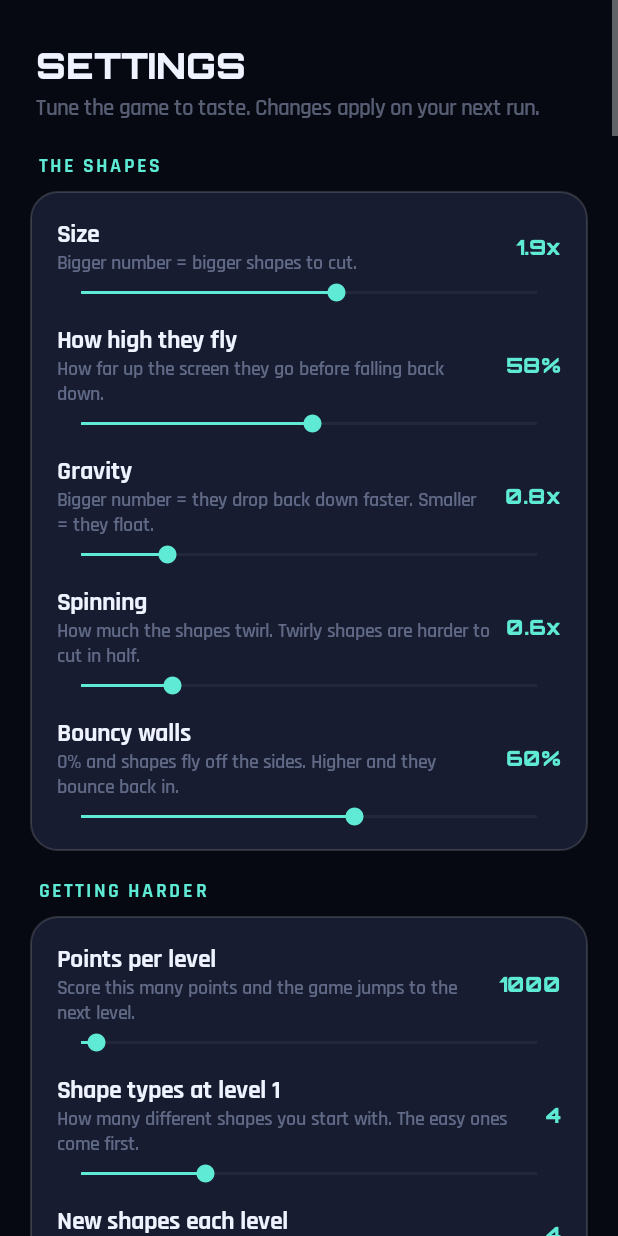
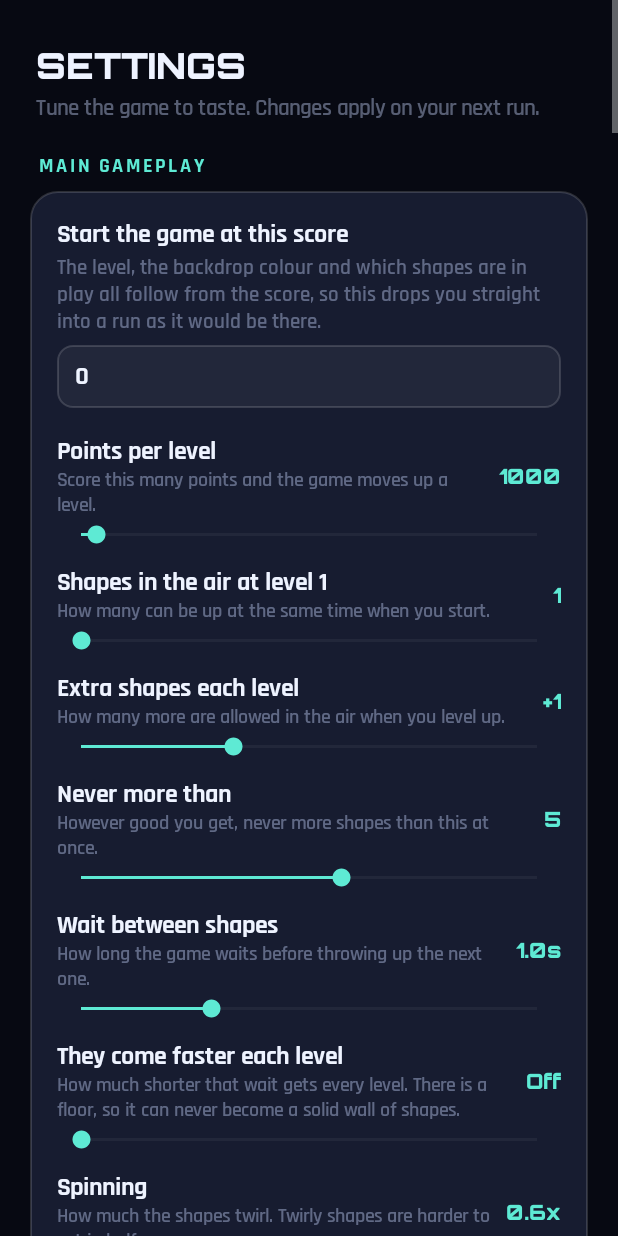
Before and after one commit to milanmishrarighter/Half-measures, an Android app: the DevSettingsActivity screen opened directly, with no data from a screen before it, on a phone screen of 412 x 824 dp. Run offline under Robolectric (Android 15) with nearby library versions, the phone set to English and light mode, and no system bars.

Commit message:
Redraw the broken shapes, guard against malformed ones, add a MAIN GAMEPLAY section
Shapes
- Heart, Cloud, Bone and Moon all crossed themselves, which is not merely ugly:
  the shoelace sum double-counts the overlap, so their area was wrong and every
  judgement built on it was wrong too. That is what the difficulty metric was
  actually reporting when it scored those three at double everything else; I
  read it as concavity at the time and was wrong.
  - Heart is now the parametric curve, which cannot cross itself.
  - Cloud is the upper envelope of three discs sunk into a slab, sampled left
    to right - walking an envelope in one direction cannot fold back. Discs
    resting on a line read as a loaf; sunk into a slab they read as a cloud.
  - Bone is the top edge then the bottom edge of a shaft-and-knuckles union.
    Its shaft was as thick as the lobes were tall, which is the letter H.
  - Moon is two arcs meeting at their true intersection points, computed
    rather than guessed at round angles that did not actually meet.
  - Tree gains a third tier and a narrower trunk. Two shallow tiers on a wide
    trunk is an upload arrow, which is what it looked like.
- Outlines are now tidied on construction: repeated points and points on a
  straight line between their neighbours are dropped.
- A self-intersection test now gates the catalogue. A malformed outline is
  excluded from the unlock order entirely rather than reaching a player, so
  this class of bug cannot survive several builds again.

Settings
- New MAIN GAMEPLAY section at the top, holding the knobs worth reaching for
  now the game is settled: the score a run starts at, points per level, the
  concurrency ladder, the gap between shapes and how much it tightens each
  level, and spin plus its per-level increase. Everything moved rather than
  duplicated, so no two sliders write the same value.
- Starting score is a typed field, not a slider: 47,000 is a specific thing to
  ask for and no slider lands on it. The level, the backdrop's hue and the
  shape pool all follow from the score, so nothing else needs setting.
- New per-level spawn speed-up, floored so the ladder can bite without the
  game becoming a wall of shapes.
- The hand-picked 21-shape catalogue is now the factory default.

```diff
--- a/app/src/main/java/com/halfmeasures/slicegame/DevSettingsActivity.kt
+++ b/app/src/main/java/com/halfmeasures/slicegame/DevSettingsActivity.kt
@@ -70,6 +70,66 @@ class DevSettingsActivity : AppCompatActivity() {
 
         root.addView(header())
 
+        card("MAIN GAMEPLAY").let { c ->
+            root.addView(c.wrapper)
+            numberField(
+                c.body, "Start the game at this score",
+                "The level, the backdrop colour and which shapes are in play all follow from " +
+                    "the score, so this drops you straight into a run as it would be there.",
+                settings.startingScore
+            ) { settings.startingScore = it }
+            slider(
+                c.body, "Points per level", "Score this many points and the game moves up a level.",
+                GameSettings.MIN_STAGE_SCORE_INTERVAL.toFloat(), GameSettings.MAX_STAGE_SCORE_INTERVAL.toFloat(),
+                settings.stageScoreInterval.toFloat(),
+                { "${it.roundToInt()}" }, { settings.stageScoreInterval = it.roundToInt() }
+            )
+            slider(
+                c.body, "Shapes in the air at level 1", "How many can be up at the same time when you start.",
+                GameSettings.MIN_CONCURRENCY.toFloat(), GameSettings.MAX_CONCURRENCY_LIMIT.toFloat(),
+                settings.startConcurrency.toFloat(),
+                { "${it.roundToInt()}" }, { settings.startConcurrency = it.roundToInt() }
+            )
+            slider(
+                c.body, "Extra shapes each level", "How many more are allowed in the air when you level up.",
+                GameSettings.MIN_CONCURRENCY_PER_STAGE.toFloat(), GameSettings.MAX_CONCURRENCY_PER_STAGE.toFloat(),
+                settings.concurrencyPerStage.toFloat(),
+                { "+${it.roundToInt()}" }, { settings.concurrencyPerStage = it.roundToInt() }
+            )
+            slider(
+                c.body, "Never more than", "However good you get, never more shapes than this at once.",
+                GameSettings.MIN_CONCURRENCY.toFloat(), GameSettings.MAX_CONCURRENCY_LIMIT.toFloat(),
+                settings.maxConcurrency.toFloat(),
+                { "${it.roundToInt()}" }, { settings.maxConcurrency = it.roundToInt() }
+            )
+            slider(
+                c.body, "Wait between shapes", "How long the game waits before throwing up the next one.",
+                GameSettings.MIN_SPAWN_GAP_MS.toFloat(), GameSettings.MAX_SPAWN_GAP_MS.toFloat(),
+                settings.spawnGapMs.toFloat(),
+                { "%.1fs".format(it / 1000f) }, { settings.spawnGapMs = it.toLong() }
+            )
+            slider(
+                c.body, "They come faster each level",
+                "How much shorter that wait gets every level. There is a floor, so it can never " +
+                    "become a solid wall of shapes.",
+                GameSettings.MIN_SPAWN_SPEED_UP_PERCENT, GameSettings.MAX_SPAWN_SPEED_UP_PERCENT,
+                settings.spawnSpeedUpPercent,
+                { if (it < 0.5f) "Off" else "-${it.roundToInt()}% / level" },
+                { settings.spawnSpeedUpPercent = it }
+            )
+            slider(
+                c.body, "Spinning", "How much the shapes twirl. Twirly shapes are harder to cut in half.",
+                GameSettings.MIN_ROTATION_SCALE, GameSettings.MAX_ROTATION_SCALE, settings.rotationScale,
+                { "%.1fx".format(it) }, { settings.rotationScale = it }
+            )
+            slider(
+                c.body, "Extra spin each level", "How much twirlier they get when you level up.",
+                GameSettings.MIN_ROTATION_PER_STAGE_PERCENT, GameSettings.MAX_ROTATION_PER_STAGE_PERCENT,
+                settings.rotationPerStagePercent,
+                { "+${it.roundToInt()}%" }, { settings.rotationPerStagePercent = it }
+            )
+        }
+
         card("THE SHAPES").let { c ->
             root.addView(c.wrapper)
             slider(
@@ -88,11 +148,6 @@ class DevSettingsActivity : AppCompatActivity() {
                 { "%.1fx".format(it) }, { settings.gravityScale = it }
             )
             slider(
-                c.body, "Spinning", "How much the shapes twirl. Twirly shapes are harder to cut in half.",
-                GameSettings.MIN_ROTATION_SCALE, GameSettings.MAX_ROTATION_SCALE, settings.rotationScale,
-                { "%.1fx".format(it) }, { settings.rotationScale = it }
-            )
-            slider(
                 c.body, "Bouncy walls", "0% and shapes fly off the sides. Higher and they bounce back in.",
                 GameSettings.MIN_WALL_STRENGTH, GameSettings.MAX_WALL_STRENGTH, settings.wallStrength,
                 { if (it <= 0.01f) "Off" else "${(it * 100).roundToInt()}%" }, { settings.wallStrength = it }
@@ -101,12 +156,6 @@ class DevSettingsActivity : AppCompatActivity() {
 
         card("GETTING HARDER").let { c ->
             root.addView(c.wrapper)
-            slider(
-                c.body, "Points per level", "Score this many points and the game jumps to the next level.",
-                GameSettings.MIN_STAGE_SCORE_INTERVAL.toFloat(), GameSettings.MAX_STAGE_SCORE_INTERVAL.toFloat(),
-                settings.stageScoreInterval.toFloat(),
-                { "${it.roundToInt()}" }, { settings.stageScoreInterval = it.roundToInt() }
-            )
             slider(
                 c.body, "Shape types at level 1", "How many different shapes you start with. The easy ones come first.",
                 GameSettings.MIN_STARTING_SHAPE_COUNT.toFloat(), GameSettings.MAX_STARTING_SHAPE_COUNT.toFloat(),
@@ -120,46 +169,12 @@ class DevSettingsActivity : AppCompatActivity() {
                 { "${it.roundToInt()}" }, { settings.shapesPerStage = it.roundToInt() }
             )
             slider(
-                c.body, "Extra shapes each level", "How many more shapes are allowed in the air when you level up.",
-                GameSettings.MIN_CONCURRENCY_PER_STAGE.toFloat(), GameSettings.MAX_CONCURRENCY_PER_STAGE.toFloat(),
-                settings.concurrencyPerStage.toFloat(),
-                { "+${it.roundToInt()}" }, { settings.concurrencyPerStage = it.roundToInt() }
-            )
-            slider(
-                c.body, "Extra spin each level", "How much twirlier the shapes get when you level up.",
-                GameSettings.MIN_ROTATION_PER_STAGE_PERCENT, GameSettings.MAX_ROTATION_PER_STAGE_PERCENT,
-                settings.rotationPerStagePercent,
-                { "+${it.roundToInt()}%" }, { settings.rotationPerStagePercent = it }
-            )
-            slider(
                 c.body, "Throw-in spread each level",
                 "Shapes get thrown in from the far sides. This is how much further toward the middle they can start each time you level up.",
                 GameSettings.MIN_LAUNCH_CENTRE_CREEP, GameSettings.MAX_LAUNCH_CENTRE_CREEP,
                 settings.launchCentreCreep,
                 { if (it <= 0.002f) "Sides only" else "+${(it * 100).roundToInt()}%" },
                 { settings.launchCentreCreep = it }
-            )
-        }
-
-        card("HOW MANY AT ONCE").let { c ->
-            root.addView(c.wrapper)
-            slider(
-                c.body, "Shapes in the air at level 1", "How many shapes can be up at the same time when you start.",
-                GameSettings.MIN_CONCURRENCY.toFloat(), GameSettings.MAX_CONCURRENCY_LIMIT.toFloat(),
-                settings.startConcurrency.toFloat(),
-                { "${it.roundToInt()}" }, { settings.startConcurrency = it.roundToInt() }
-            )
-            slider(
-                c.body, "Never more than", "No matter how good you get, never more shapes than this at once.",
-                GameSettings.MIN_CONCURRENCY.toFloat(), GameSettings.MAX_CONCURRENCY_LIMIT.toFloat(),
-                settings.maxConcurrency.toFloat(),
-                { "${it.roundToInt()}" }, { settings.maxConcurrency = it.roundToInt() }
-            )
-            slider(
-                c.body, "Wait between shapes", "How long the game waits before throwing up the next shape.",
-                GameSettings.MIN_SPAWN_GAP_MS.toFloat(), GameSettings.MAX_SPAWN_GAP_MS.toFloat(),
-                settings.spawnGapMs.toFloat(),
-                { "%.1fs".format(it / 1000f) }, { settings.spawnGapMs = it.toLong() }
             )
         }
 
@@ -452,6 +467,64 @@ class DevSettingsActivity : AppCompatActivity() {
     }
 
     private class Card(val wrapper: LinearLayout, val body: LinearLayout)
+
+    /**
+     * A labelled number you type rather than drag. Some values are not a range to
+     * feel your way along - a starting score of 47,000 is a specific thing to ask
+     * for, and no slider is going to land on it.
+     */
+    private fun numberField(
+        parent: LinearLayout,
+        label: String,
+        detail: String,
+        initial: Int,
+        onChange: (Int) -> Unit
+    ) {
+        parent.addView(TextView(this).apply {
+            text = label
+            typeface = Theme.uiBold(this@DevSettingsActivity)
+            setTextColor(Theme.textPrimary)
+            textSize = 17f
+            setPadding(0, dp(12f), 0, 0)
+        })
+        parent.addView(TextView(this).apply {
+            text = detail
+            typeface = Theme.ui(this@DevSettingsActivity)
+            setTextColor(Theme.textFaint)
+            textSize = 14f
+            setPadding(0, dp(2f), 0, dp(6f))
+        })
+        parent.addView(EditText(this).apply {
+            setText(initial.toString())
+            inputType = InputType.TYPE_CLASS_NUMBER
+            typeface = Theme.uiBold(this@DevSettingsActivity)
+            setTextColor(Theme.textPrimary)
+            textSize = 17f
+            setPadding(dp(12f), dp(10f), dp(12f), dp(10f))
+            background = GradientDrawable().apply {
+                shape = GradientDrawable.RECTANGLE
+                cornerRadius = dp(10f).toFloat()
+                setColor(Theme.withAlpha(Color.WHITE, 0.05f))
+                setStroke(dp(1f), Theme.hairline)
+            }
+            layoutParams = LinearLayout.LayoutParams(
+                ViewGroup.LayoutParams.MATCH_PARENT, ViewGroup.LayoutParams.WRAP_CONTENT
+            ).apply { bottomMargin = dp(6f) }
+            addTextChangedListener(object : TextWatcher {
+                override fun beforeTextChanged(s: CharSequence?, a: Int, b: Int, c: Int) = Unit
+                override fun onTextChanged(s: CharSequence?, a: Int, b: Int, c: Int) = Unit
+                override fun afterTextChanged(s: Editable?) {
+                    // An empty box is someone mid-edit, not a zero.
+                    val typed = s?.toString()?.trim().orEmpty()
+                    if (typed.isEmpty()) return
+                    typed.toIntOrNull()?.let {
+                        onChange(it.coerceIn(GameSettings.MIN_STARTING_SCORE, GameSettings.MAX_STARTING_SCORE))
+                        save()
+                    }
+                }
+            })
+        })
+    }
 
     /**
      * Every shape in the catalogue, in the order the game unlocks them.
@@ -756,25 +829,27 @@ class DevSettingsActivity : AppCompatActivity() {
         val text = buildString {
             appendLine("Half Measures settings")
             appendLine()
+            appendLine("MAIN GAMEPLAY")
+            appendLine("  Start the game at this score: ${settings.startingScore}")
+            appendLine("  Points per level: ${settings.stageScoreInterval}")
+            appendLine("  Shapes in the air at level 1: ${settings.startConcurrency}")
+            appendLine("  Extra shapes each level: ${settings.concurrencyPerStage}")
+            appendLine("  Never more than: ${settings.maxConcurrency}")
+            appendLine("  Wait between shapes: %.1fs".format(settings.spawnGapMs / 1000f))
+            appendLine("  They come faster each level: ${settings.spawnSpeedUpPercent.roundToInt()}%")
+            appendLine("  Spinning: %.2fx".format(settings.rotationScale))
+            appendLine("  Extra spin each level: ${settings.rotationPerStagePercent.roundToInt()}%")
+            appendLine()
             appendLine("THE SHAPES")
             appendLine("  Size: %.2fx".format(settings.sizeScale))
             appendLine("  How high they fly: ${(settings.flightHeight * 100).roundToInt()}%")
             appendLine("  Gravity: %.2fx".format(settings.gravityScale))
-            appendLine("  Spinning: %.2fx".format(settings.rotationScale))
             appendLine("  Bouncy walls: ${(settings.wallStrength * 100).roundToInt()}%")
             appendLine()
             appendLine("GETTING HARDER")
-            appendLine("  Points per level: ${settings.stageScoreInterval}")
             appendLine("  Shape types at level 1: ${settings.startingShapeCount}")
             appendLine("  New shapes each level: ${settings.shapesPerStage}")
-            appendLine("  Extra shapes each level: ${settings.concurrencyPerStage}")
-            appendLine("  Extra spin each level: ${settings.rotationPerStagePercent.roundToInt()}%")
             appendLine("  Throw-in spread each level: ${(settings.launchCentreCreep * 100).roundToInt()}%")
-            appendLine()
-            appendLine("HOW MANY AT ONCE")
-            appendLine("  Shapes in the air at level 1: ${settings.startConcurrency}")
-            appendLine("  Never more than: ${settings.maxConcurrency}")
-            appendLine("  Wait between shapes: %.1fs".format(settings.spawnGapMs / 1000f))
             appendLine()
             appendLine("POINTS & HEALTH")
             appendLine("  Starting health: ${settings.startHealth}")
--- a/app/src/main/java/com/halfmeasures/slicegame/GameSettings.kt
+++ b/app/src/main/java/com/halfmeasures/slicegame/GameSettings.kt
@@ -17,6 +17,12 @@ import android.content.Context
  * deviation of 10, a perfect cut 0, a total whiff 50.
  */
 data class GameSettings(
+    // ---- Main gameplay ----
+    /** Score a run opens on. The level, colour and shape pool all follow from it. */
+    var startingScore: Int = DEFAULT_STARTING_SCORE,
+    /** How much shorter the gap between shapes gets each level, as a percentage. */
+    var spawnSpeedUpPercent: Float = DEFAULT_SPAWN_SPEED_UP_PERCENT,
+
     // ---- Shapes ----
     var sizeScale: Float = DEFAULT_SIZE_SCALE,
     /** How high shapes rise, as a fraction of screen height. Reachability is guaranteed. */
@@ -124,7 +130,7 @@ data class GameSettings(
      * rather than ordinals so reordering or removing a kind cannot silently
      * disable a different one.
      */
-    var disabledShapes: MutableSet<String> = mutableSetOf(),
+    var disabledShapes: MutableSet<String> = DEFAULT_DISABLED_SHAPES.toMutableSet(),
     /**
      * Per-shape overrides of the score at which a kind starts appearing, by enum
      * name. A shape with no entry here uses its measured position in the unlock
@@ -208,6 +214,8 @@ data class GameSettings(
             // Copied on the way out. SharedPreferences keeps the instance it is
             // handed, so putting the same mutable set twice looks like putting an
             // unchanged value and the second write is skipped entirely.
+            .putInt("starting_score", startingScore)
+            .putFloat("spawn_speed_up_percent", spawnSpeedUpPercent)
             .putStringSet("disabled_shapes", HashSet(disabledShapes))
             .putString("shape_unlock_scores", encodeUnlockScores(shapeUnlockScores))
             .putBoolean("sound_enabled", soundEnabled)
@@ -242,6 +250,30 @@ data class GameSettings(
         }
 
         // Defaults hand-tuned in-app and reported back by the player.
+        const val DEFAULT_STARTING_SCORE = 0
+        const val DEFAULT_SPAWN_SPEED_UP_PERCENT = 0f
+        const val MIN_STARTING_SCORE = 0
+        const val MAX_STARTING_SCORE = 200_000
+        const val MIN_SPAWN_SPEED_UP_PERCENT = 0f
+        const val MAX_SPAWN_SPEED_UP_PERCENT = 25f
+        /** However fast the ladder climbs, never closer together than this. */
+        const val MIN_EFFECTIVE_SPAWN_GAP_MS = 120L
+
+        /**
+         * The catalogue as hand-picked: the shapes that read cleanly at speed, with
+         * the letters and the fiddlier objects left out. A player can put any of
+         * them back from the dev panel.
+         */
+        val DEFAULT_DISABLED_SHAPES: Set<String> = setOf(
+            "LEAF", "APPLE", "HOUSE", "GHOST", "FISH", "BOTTLE", "MUSHROOM",
+            "ROCKET", "CACTUS", "PIZZA", "KEY",
+            "ONE", "TWO", "THREE", "FIVE", "SEVEN",
+            "LETTER_C", "LETTER_E", "LETTER_F", "LETTER_G", "LETTER_H", "LETTER_I",
+            "LETTER_J", "LETTER_K", "LETTER_L", "LETTER_M", "LETTER_N", "LETTER_S",
+            "LETTER_T", "LETTER_U", "LETTER_V", "LETTER_W", "LETTER_X", "LETTER_Y",
+            "LETTER_Z"
+        )
+
         const val DEFAULT_SIZE_SCALE = 1.9f
         const val DEFAULT_FLIGHT_HEIGHT = 0.58f
         const val DEFAULT_GRAVITY_SCALE = 0.8f
@@ -451,8 +483,11 @@ data class GameSettings(
                 // mutated, and this one is edited in place by the picker.
                 // Copied: the set handed back by SharedPreferences must not be
                 // mutated, and this one is edited in place by the picker.
-                disabledShapes = p.getStringSet("disabled_shapes", emptySet())
-                    ?.toMutableSet() ?: mutableSetOf(),
+                startingScore = p.getInt("starting_score", DEFAULT_STARTING_SCORE),
+                spawnSpeedUpPercent =
+                    p.getFloat("spawn_speed_up_percent", DEFAULT_SPAWN_SPEED_UP_PERCENT),
+                disabledShapes = p.getStringSet("disabled_shapes", DEFAULT_DISABLED_SHAPES)
+                    ?.toMutableSet() ?: DEFAULT_DISABLED_SHAPES.toMutableSet(),
                 shapeUnlockScores = decodeUnlockScores(p.getString("shape_unlock_scores", "")),
                 soundEnabled = p.getBoolean("sound_enabled", DEFAULT_SOUND_ENABLED),
                 soundVolume = p.getFloat("sound_volume", DEFAULT_SOUND_VOLUME),
```
Also changed, not shown: app/src/main/java/com/halfmeasures/slicegame/GameShape.kt (+173 -22 lines), app/src/main/java/com/halfmeasures/slicegame/GameView.kt (+22 -7 lines), app/src/main/java/com/halfmeasures/slicegame/SliceMath.kt (+30 -0 lines).
